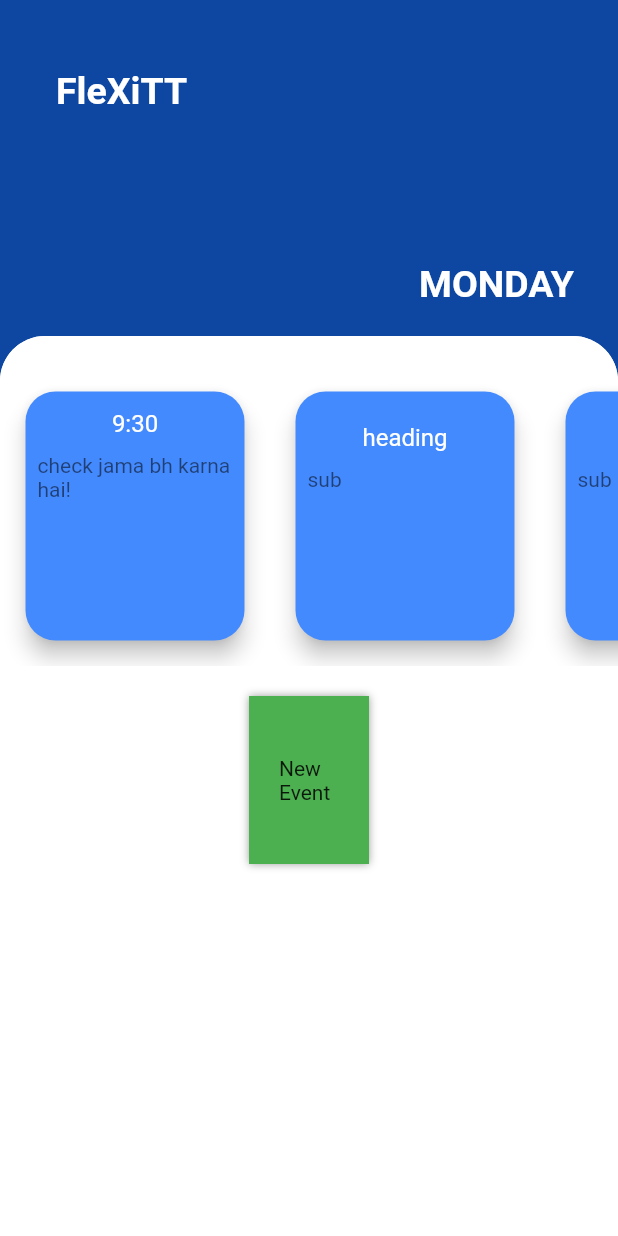
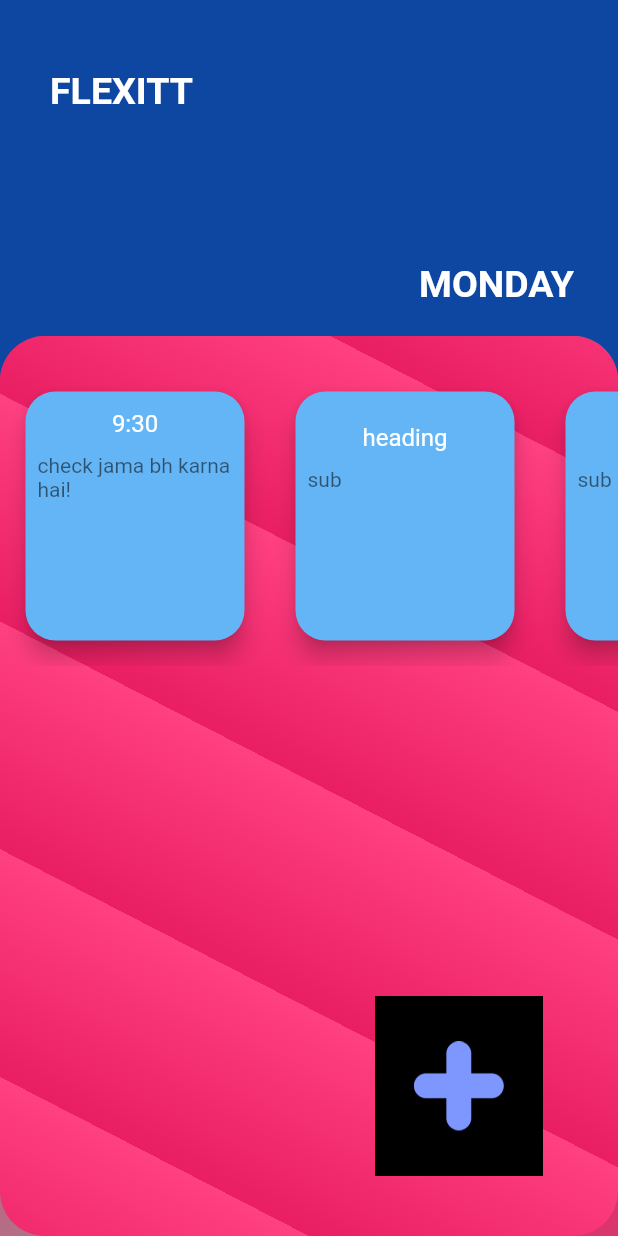
Before and after one commit to rishabhdavesar/time_table, a Flutter app: the screen it shows after launch, after a tap on "Start Exploring", on a phone screen of 412 x 824 dp. Run offline on Flutter 3.47's test engine with Material 2 defaults, Android fonts, the phone set to English and light mode, and no system bars.

Commit message:
add event button added

```diff
--- /dev/null
+++ b/lib/Event.dart
@@ -0,0 +1,46 @@
+import 'package:flutter/cupertino.dart';
+import 'package:flutter/material.dart';
+import 'card_timetable.dart';
+
+class Event extends StatelessWidget {
+  @override
+  Widget build(BuildContext context) {
+    return Scaffold(
+      backgroundColor: Colors.white,
+      appBar: AppBar(
+
+      ),
+      body: Center(
+        child:
+        Column(
+
+          mainAxisAlignment: MainAxisAlignment.center,
+          children: <Widget>[
+               new TextField(
+                 textAlign: TextAlign.center,
+
+               ),
+               new RaisedButton(
+                 child: new Text("voila"),
+
+
+               )
+
+
+
+
+            // Text('Click button to back to Main Page'),
+            // RaisedButton(
+            //   textColor: Colors.white,
+            //   color: Colors.redAccent,
+            //   child: Text('Back to Main Page'),
+            //   onPressed: () {
+            //     Navigator.pop(context);
+            //   },
+            // )
+          ],
+        ),
+      ),
+    );
+  }
+}
--- a/lib/card_timetable.dart
+++ b/lib/card_timetable.dart
@@ -1,49 +1,37 @@
-
+import 'package:flutter/cupertino.dart';
 import 'package:flutter/material.dart';
-
-
-
-class newEvent extends StatelessWidget
-{
-    String time;
-  String item;
-
-  newEvent(this.time,this.item);
-
-
-  @override
-  Widget build(BuildContext context) {
-    // TODO: implement build
-    return null;
-  }
-
-}
+import 'Event.dart';
 
 
 class BookRow extends StatelessWidget {
+  //   String time;
+  //  String item;
 
+  Container MyArticles(String heading, String sub) {
 
-Container MyArticles(String heading,String time)
-{
-  return  Container(
+    return Container(
       width: 180,
-                  child: Card( color: Colors.blueAccent,elevation: 6,margin: EdgeInsets.all(17),
+      decoration: BoxDecoration(),
+      child: Card(
+        color: Colors.blue[300],
+        elevation: 6,
+        margin: EdgeInsets.all(17),
         shape: RoundedRectangleBorder(
           borderRadius: BorderRadius.circular(20.0),
         ),
-
         child: Wrap(
           children: <Widget>[
-                        ListTile( contentPadding: EdgeInsets.all(8),
-                          title: Text(heading, textAlign: TextAlign.center,style: new TextStyle(
-                            color: Colors.white
-                          ),),
-
-                          subtitle:Padding(padding: EdgeInsets.only(top: 10) ,
-                          child:
-                           Text(time),
-                          )
+            ListTile(
+                contentPadding: EdgeInsets.all(8),
+                title: Text(
+                  heading,
+                  textAlign: TextAlign.center,
+                  style: new TextStyle(color: Colors.white),
                 ),
+                subtitle: Padding(
+                  padding: EdgeInsets.only(top: 10),
+                  child: Text(sub),
+                )),
           ],
         ),
       ),
@@ -55,13 +43,20 @@ Container MyArticles(String heading,String time)
   @override
   Widget build(BuildContext context) {
     return new Container(
-
+        height: 600,
         decoration: new BoxDecoration(
-          borderRadius: new BorderRadius.circular(30.0), color: Colors.white),
+            gradient: LinearGradient(
+              begin: Alignment.bottomCenter,
+              end: Alignment(
+                  0.3, .6), // 10% of the width, so there are ten blinds.
+              colors: [Colors.pink, Colors.pinkAccent], // whitish to gray
+              tileMode:
+                  TileMode.repeated, // repeats the gradient over the canvas
+            ),
+            borderRadius: new BorderRadius.circular(30.0),
+            color: Colors.white),
         child: Column(
           children: <Widget>[
-
-
             new Container(
               margin: EdgeInsets.symmetric(vertical: 20),
               height: 200,
@@ -74,45 +69,40 @@ Container MyArticles(String heading,String time)
                   MyArticles("heading", "sub"),
                   MyArticles("heading", "sub"),
                   MyArticles("heading", "sub"),
-
-
                 ],
               ),
             ),
-      InkWell(
+
+            new Container(
+              color: Colors.black,
+              height: 120,
+                  width: 280.0,
+                   padding: new EdgeInsets.fromLTRB(10.0, 30.0, 10.0, .0),
+                  margin: new EdgeInsets.fromLTRB(250, 200, 50, 10),
+                  child:   InkWell(
                 child: new Container(
-          decoration: BoxDecoration(
-             color: Colors.green,
+                 // color: Colors.green,
 
-          boxShadow: [BoxShadow(blurRadius: 4,
-            color: Colors.grey,
-          ),]
+
+                  child: new Column(children: [
+                    new Image.asset('assets/images/plus.png',height: 60,width: 60,),
+                    // new Text("New Event"),
+                  ]),
+                ),
+                onTap: () {
+                  //  show_eventplanner();
+                  print("tapped on container");
+                  Navigator.of(context).push(
+                    MaterialPageRoute<Null>(
+                      builder: (BuildContext context) {
+                        return new Event();
+                      },
+                    ),
+                  );
+                }),
             ),
 
-          width: 80.0,
-          padding: new EdgeInsets.fromLTRB(20.0, 40.0, 20.0, 40.0),
-
-          child: new Column(
-              children: [
-                new Text("New Event"),
-              ]
-          ),
-        ),
-        onTap: () {
-          show_eventplanner();
-                  print("tapped on container");
-                  },
-               ),
-
-
           ],
-                )
-              );
-
+        ));
   }
 }
-
-          void show_eventplanner() {
-
-
-}
--- a/lib/main.dart
+++ b/lib/main.dart
@@ -28,8 +28,8 @@ class _BookReaderHomePageState extends State<BookReaderHomePage> with SingleTick
 
   initState() {
     super.initState();
-    controller = new AnimationController(duration: const Duration(milliseconds: 250), vsync: this);
-    animation = new Tween(begin: 1.0, end: 0.0).animate(controller)
+    controller = new AnimationController(duration: const Duration(milliseconds: 150), vsync: this);
+    animation = new Tween(begin: 1.0, end: .5).animate(controller)
       ..addListener(() {
         setState(() {});
       });
--- a/lib/upper_container.dart
+++ b/lib/upper_container.dart
@@ -14,7 +14,7 @@ class BookShelf extends StatelessWidget {
           children: <Widget>[
             new Container(
               margin: EdgeInsets.fromLTRB(0, 0, 250, 100),
-              child: new Text("FleXiTT",
+              child: new Text("FLEXITT",
               style: TextStyle(
 
                       fontSize: 25.0,
@@ -22,6 +22,15 @@ class BookShelf extends StatelessWidget {
                       fontWeight: FontWeight.bold),
               ),
             ),
+
+
+
+
+
+
+
+
+
 
             new Container(
               margin: const EdgeInsets.fromLTRB(250, 0, 0, 20),
@@ -36,8 +45,19 @@ class BookShelf extends StatelessWidget {
               height: 600.0,
               width: double.infinity,
               decoration: new BoxDecoration(
+
+                  gradient: LinearGradient(
+      begin: Alignment.topLeft,
+      end: Alignment(1.2, .2), // 10% of the width, so there are ten blinds.
+      colors: [Colors.pink, const Color(0xFF999999)], // whitish to gray
+      tileMode: TileMode.repeated, // repeats the gradient over the canvas
+    ),
+
+
+
+
                 borderRadius: new BorderRadius.only(topLeft: const Radius.circular(30.0), topRight: const Radius.circular(30.0)),
-                color: Colors.white,
+              //  color: Colors.white,
               ),
               child: new DefaultTabController(
                 length: 3,
@@ -48,7 +68,9 @@ class BookShelf extends StatelessWidget {
                   ],
                 ),
               ),
+
             ),
+
           ],
         ),
       ),
--- a/pubspec.yaml
+++ b/pubspec.yaml
@@ -36,6 +36,8 @@ flutter:
     - assets/images/book2.gif
     - assets/images/book3.gif
     - assets/images/book4.gif
+    - assets/images/plus.png
+
 
   fonts:
     - family: Fontello
```
Also changed, not shown: assets/images/plus.png (added). Lines whose indentation alone changed are shown as unchanged.
